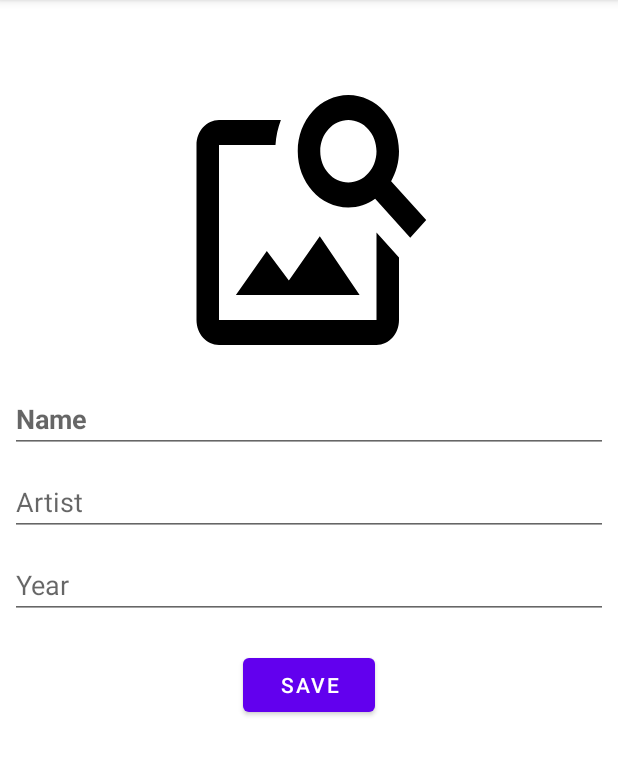
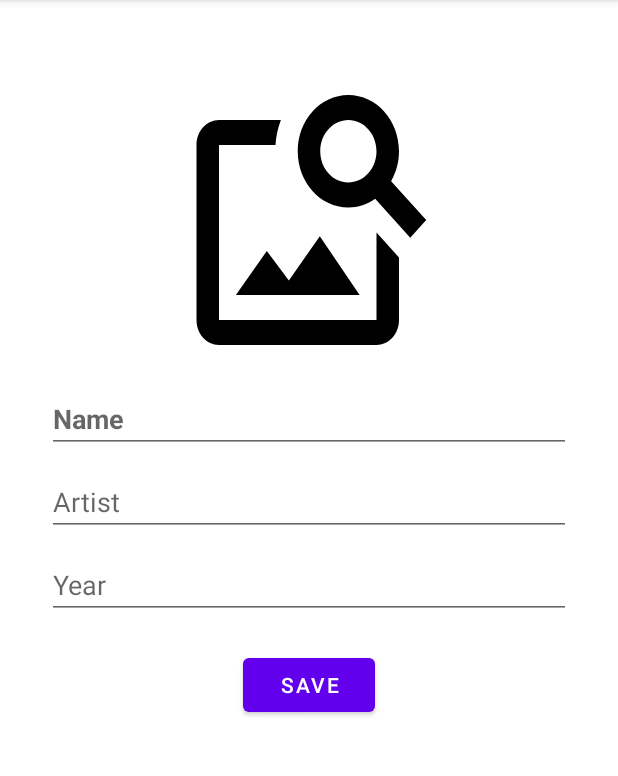
Before and after one commit to harunuyan/ArtBookHilt, an Android app: the ArtDetailsFragment screen opened through its navigation route, on a phone screen of 412 x 824 dp, the part 84-860 px from its top. Run offline under Robolectric (Android 15) with nearby library versions, the phone set to English and light mode, and no system bars.

Commit message:
edited fragment_art_details's editText margin

```diff
--- a/app/src/main/res/layout/fragment_art_details.xml
+++ b/app/src/main/res/layout/fragment_art_details.xml
@@ -17,8 +17,8 @@
     <EditText
         android:id="@+id/et_name"
         android:textStyle="bold"
-        android:layout_marginStart="5dp"
-        android:layout_marginEnd="5dp"
+        android:layout_marginStart="30dp"
+        android:layout_marginEnd="30dp"
         android:layout_width="0dp"
         android:layout_height="wrap_content"
         android:layout_marginTop="10dp"
@@ -30,8 +30,8 @@
     <EditText
         android:id="@+id/et_artist"
         android:layout_width="0dp"
-        android:layout_marginStart="5dp"
-        android:layout_marginEnd="5dp"
+        android:layout_marginStart="30dp"
+        android:layout_marginEnd="30dp"
         android:layout_height="wrap_content"
         android:layout_marginTop="10dp"
         android:hint="Artist"
@@ -42,8 +42,8 @@
     <EditText
         android:id="@+id/et_year"
         android:layout_width="0dp"
-        android:layout_marginStart="5dp"
-        android:layout_marginEnd="5dp"
+        android:layout_marginStart="30dp"
+        android:layout_marginEnd="30dp"
         android:layout_height="wrap_content"
         android:layout_marginTop="10dp"
         android:hint="Year"
```
